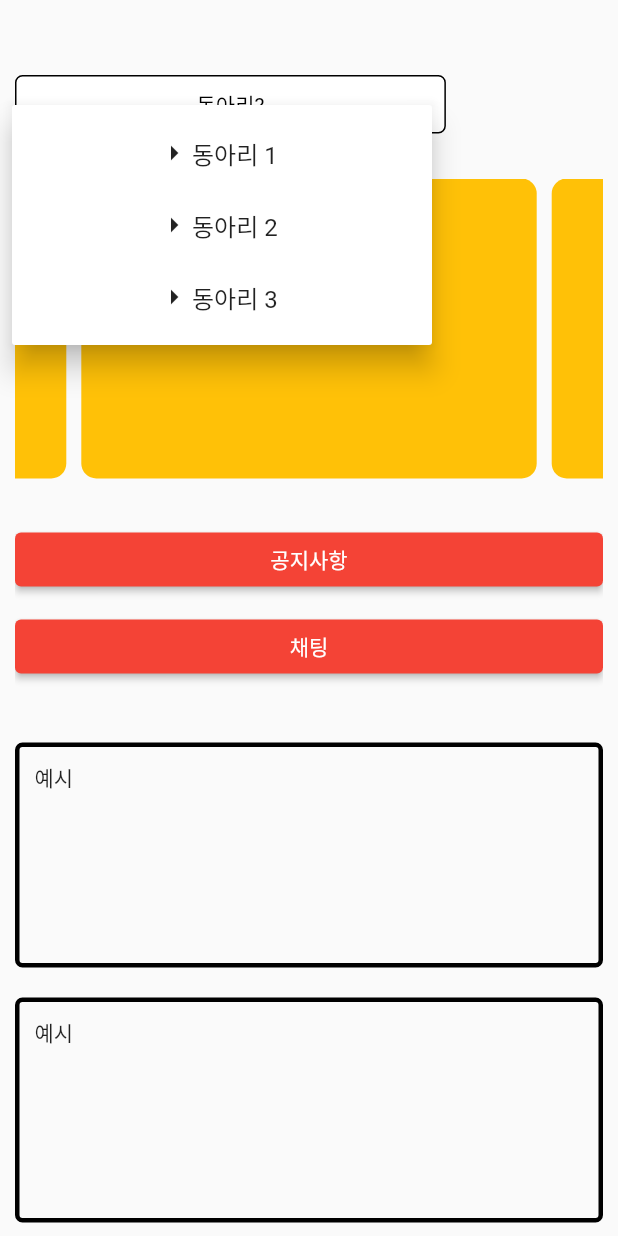
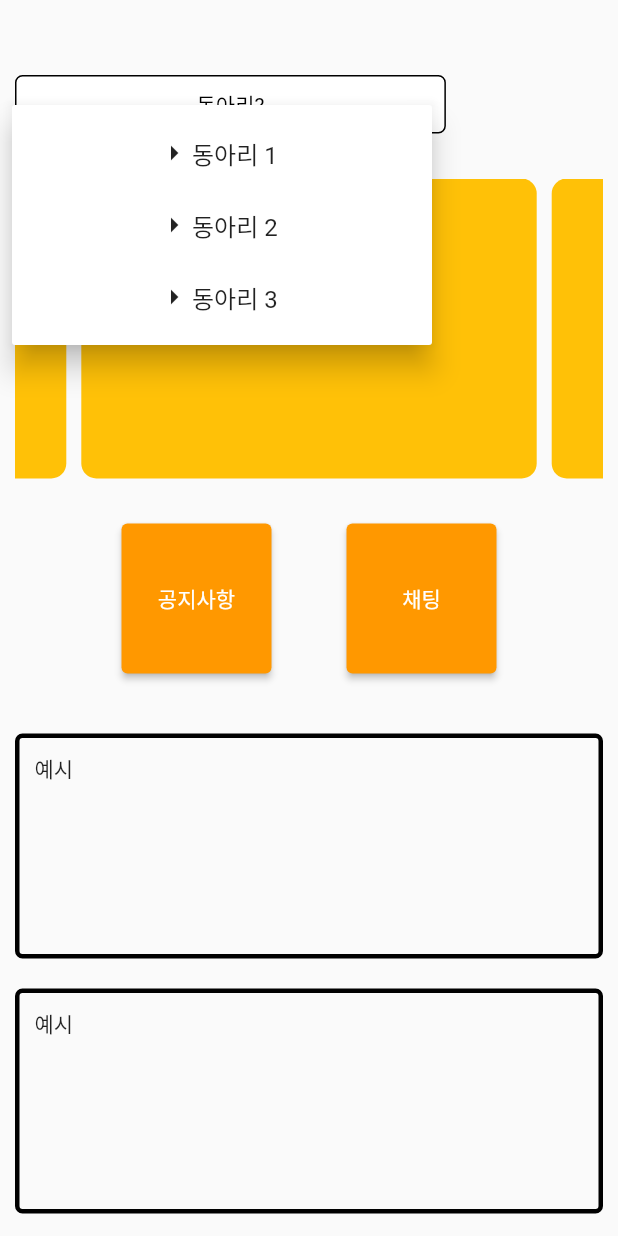
Before and after one commit to sac7160/2021_MooyaHong, a Flutter app: the HomePage screen opened directly, after a tap on "동아리?", on a phone screen of 412 x 824 dp. Run offline on Flutter 3.47's test engine with Material 2 defaults, Android fonts, the phone set to English and light mode, and no system bars; drawn by our look-alikes of carousel_slider; our stand-ins replace get, image_picker; missing offline and left inert: dart:js.

Commit message:
로그인 페이지 추가

```diff
--- a/club_app/lib/main.dart
+++ b/club_app/lib/main.dart
@@ -1,6 +1,7 @@
 import 'package:club_app/page/page_container.dart';
 import 'package:flutter/material.dart';
 import 'package:get/get.dart';
+import 'package:club_app/page/login/login.dart';
 
 void main() {
   runApp(MyApp());
@@ -14,7 +15,7 @@ class MyApp extends StatelessWidget {
       theme: ThemeData(
         primarySwatch: Colors.blue,
       ),
-      home: FirstPage(),
+      home: LoginPage(),
     );
   }
 }
--- a/club_app/lib/page/home_page.dart
+++ b/club_app/lib/page/home_page.dart
@@ -17,14 +17,12 @@ class HomePage extends StatefulWidget {
 }
 
 class _HomePageState extends State<HomePage> {
-
   @override
   Widget build(BuildContext context) {
     return Scaffold(
       drawer: MainDrawer(),
       body: Container(
         padding: EdgeInsets.only(left: 10, right: 10),
-
         child: ListView(children: <Widget>[
           /*Positioned(
                   top:40,
@@ -46,8 +44,6 @@ class _HomePageState extends State<HomePage> {
           _pageOfMyClub2(),
           SizedBox(height: 30),
           _pageOfMiddle(),
-                SizedBox(height: 10),
-                _pageOfMiddle2(),
           SizedBox(height: 30),
           example(),
           example(),
@@ -113,12 +109,9 @@ Widget _pageOfTop() {
 */
 
 Widget _pageOfMyClub2() {
-  //슬라이드형식 동아리선택?
   return CarouselSlider(
     options: CarouselOptions(
-      height: 200.0,
-      autoPlay: true,
-      autoPlayInterval: Duration(seconds: 3)),
+        height: 200.0, autoPlay: true, autoPlayInterval: Duration(seconds: 3)),
     items: [1, 2, 3, 4, 5].map((i) {
       return Builder(
         builder: (BuildContext context) {
@@ -141,10 +134,16 @@ Widget _pageOfMyClub2() {
 
 Widget _pageOfMiddle() {
   return Container(
-      child: Builder(
-    builder: (context) => ElevatedButton(
+      child: Row(
+    mainAxisAlignment: MainAxisAlignment.center,
+    children: [
+      Builder(
+        builder: (context) => Container(
+          width: 100,
+          height: 100,
+          child: ElevatedButton(
               style: ElevatedButton.styleFrom(
-          primary: Colors.red,
+                primary: Colors.orange,
                 onPrimary: Colors.white,
               ),
               onPressed: () {
@@ -154,15 +153,16 @@ Widget _pageOfMiddle() {
                 );
               },
               child: Text('공지사항')),
-  ));
-}
-
-Widget _pageOfMiddle2() {
-  return Container(
-      child: Builder(
-    builder: (context) => ElevatedButton(
+        ),
+      ),
+      SizedBox(width: 50),
+      Builder(
+        builder: (context) => Container(
+          width: 100,
+          height: 100,
+          child: ElevatedButton(
               style: ElevatedButton.styleFrom(
-            primary: Colors.red, onPrimary: Colors.white),
+                  primary: Colors.orange, onPrimary: Colors.white),
               onPressed: () {
                 Navigator.push(
                   context,
@@ -170,6 +170,9 @@ Widget _pageOfMiddle2() {
                 );
               },
               child: Text('채팅')),
+        ),
+      )
+    ],
   ));
 }
 
@@ -185,7 +188,7 @@ Widget example() {
 }
 
 class SelectClub extends StatefulWidget {
-  const SelectClub({ Key? key }) : super(key: key);
+  const SelectClub({Key? key}) : super(key: key);
 
   @override
   _SelectClubState createState() => _SelectClubState();
@@ -194,16 +197,18 @@ class SelectClub extends StatefulWidget {
 class _SelectClubState extends State<SelectClub> {
   String _selectedClub = '동아리 선택';
 
-  void selectClub( BuildContext context,String value){
+  void selectClub(BuildContext context, String value) {
     setState(() {
       _selectedClub = value;
     });
   }
+
   @override
   void initState() {
     super.initState();
     _selectedClub = '동아리?';
   }
+
   @override
   Widget build(BuildContext context) {
     return Container(
@@ -211,13 +216,13 @@ class _SelectClubState extends State<SelectClub> {
           Row(children: <Widget>[
         PopupMenuButton(
           initialValue: _selectedClub,
-        onSelected: (value) => selectClub(context,_selectedClub),
+          onSelected: (value) => selectClub(context, _selectedClub),
           padding: EdgeInsets.only(right: 8.0),
           offset: Offset(-16, 20),
           child: Container(
             decoration: BoxDecoration(
                 color: Colors.white,
-              border:Border.all(color: Colors.black),
+                border: Border.all(color: Colors.black),
                 borderRadius: BorderRadius.all(
                   Radius.circular(5.0),
                 )),
@@ -230,19 +235,39 @@ class _SelectClubState extends State<SelectClub> {
           itemBuilder: (context) => <PopupMenuItem<String>>[
             new PopupMenuItem<String>(
                 child: Row(
-                children: <Widget>[SizedBox(width: 80),Icon(Icons.arrow_right), Text('동아리 1'), SizedBox(width: 80)],
+                  children: <Widget>[
+                    SizedBox(width: 80),
+                    Icon(Icons.arrow_right),
+                    Text('동아리 1'),
+                    SizedBox(width: 80)
+                  ],
                 ),
                 value: '1'),
-              PopupMenuItem(child: Row(
-                children: <Widget>[SizedBox(width: 80),Icon(Icons.arrow_right), Text('동아리 2'), SizedBox(width: 80)],
+            PopupMenuItem(
+              child: Row(
+                children: <Widget>[
+                  SizedBox(width: 80),
+                  Icon(Icons.arrow_right),
+                  Text('동아리 2'),
+                  SizedBox(width: 80)
+                ],
               ),
-              value: '2',),
-              PopupMenuItem(child: Row(
-                children: <Widget>[SizedBox(width: 80),Icon(Icons.arrow_right), Text('동아리 3'), SizedBox(width: 80)],
+              value: '2',
             ),
-              value: '3',),
+            PopupMenuItem(
+              child: Row(
+                children: <Widget>[
+                  SizedBox(width: 80),
+                  Icon(Icons.arrow_right),
+                  Text('동아리 3'),
+                  SizedBox(width: 80)
+                ],
+              ),
+              value: '3',
+            ),
           ],
         ),
       ]),
     );
-}}
+  }
+}
--- a/club_app/pubspec.yaml
+++ b/club_app/pubspec.yaml
@@ -35,7 +35,7 @@ dependencies:
   carousel_slider: ^4.0.0
   syncfusion_flutter_datepicker: ^19.2.55
   image_picker: ^0.8.3+2    #pick image
-  path_provider: ^2.0.1    #store image
+  path_provider: ^2.0.2   #store image
 
 dev_dependencies:
   flutter_test:
```
Also changed, not shown: club_app/lib/page/login/login.dart (added, +139 -0 lines), club_app/lib/page/settings/profile_setting_page.dart (+18 -28 lines), club_app/lib/widgets/main_drawer.dart (+12 -12 lines). Lines whose indentation alone changed are shown as unchanged.
